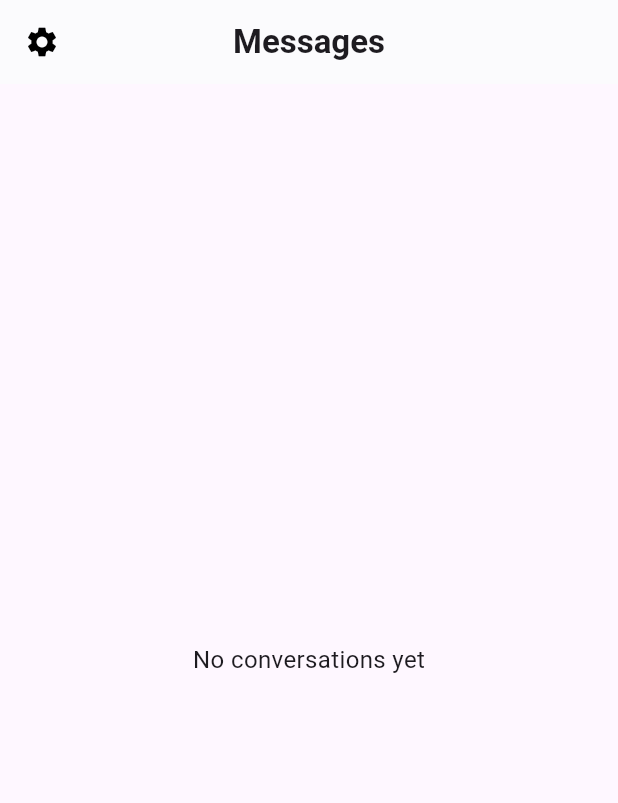
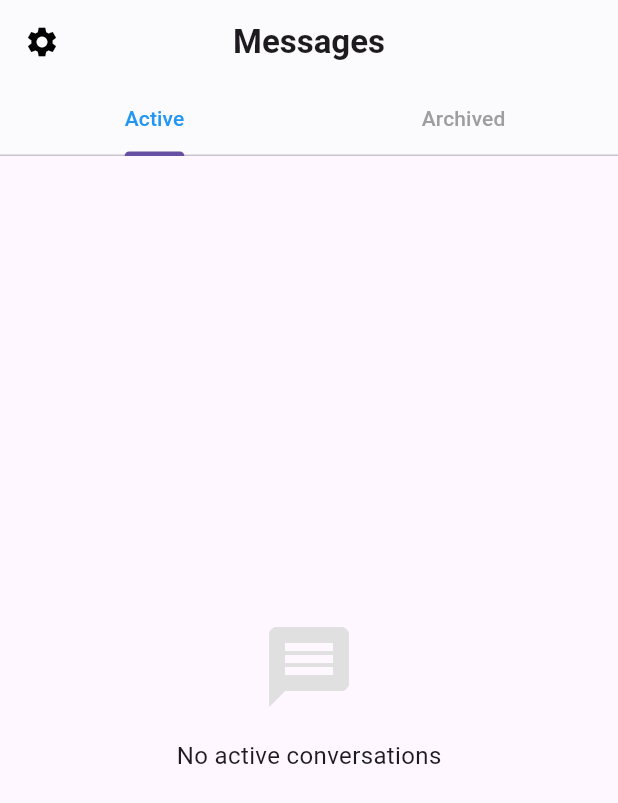
Before and after one commit to encounterapp/encounter_app, a Flutter app: the MessagesPage screen opened directly, after a tap on the "settings" icon, after a tap on "Close", on a phone screen of 412 x 824 dp. Shown: the top 803 px of the screen. Run offline on Flutter 3.47's test engine with Material 3 defaults, Android fonts, the phone set to English and light mode, and no system bars; our stand-ins replace geolocator, google_maps_flutter, image_picker, shared_preferences, supabase_flutter, timeago; accounts and stored records are empty.

Commit message:
Implement archived old messages and create new chat session for new posts

```diff
--- a/lib/pages/message_page.dart
+++ b/lib/pages/message_page.dart
@@ -10,16 +10,19 @@ class MessagesPage extends StatefulWidget {
   State<MessagesPage> createState() => _MessagesPageState();
 }
 
-class _MessagesPageState extends State<MessagesPage> {
+class _MessagesPageState extends State<MessagesPage> with SingleTickerProviderStateMixin {
   final GlobalKey<ScaffoldState> _scaffoldKey = GlobalKey<ScaffoldState>();
   final supabase = Supabase.instance.client;
-  List<Map<String, dynamic>> _conversations = [];
+  List<Map<String, dynamic>> _activeConversations = [];
+  List<Map<String, dynamic>> _archivedConversations = [];
   bool _isLoading = true;
   String? currentUserId;
+  late TabController _tabController;
 
   @override
   void initState() {
     super.initState();
+    _tabController = TabController(length: 2, vsync: this);
     _initializeUser();
   }
 
@@ -39,25 +42,22 @@ class _MessagesPageState extends State<MessagesPage> {
     if (currentUserId == null) return;
 
     try {
-      // First get all unique conversations for the current user
-      final messagesQuery = await supabase
-          .from('messages')
-          .select('sender_id, receiver_id')
-          .or('sender_id.eq.$currentUserId,receiver_id.eq.$currentUserId');
+      // Fetch all chat sessions for the current user
+      final chatSessionsQuery = await supabase
+          .from('chat_sessions')
+          .select('id, user1_id, user2_id, status, ended_at, created_at')
+          .or('user1_id.eq.$currentUserId,user2_id.eq.$currentUserId');
 
-      // Extract unique conversation partners
-      final Set<String> conversationPartners = {};
-      for (final message in messagesQuery) {
-        if (message['sender_id'] == currentUserId) {
-          conversationPartners.add(message['receiver_id']);
-        } else {
-          conversationPartners.add(message['sender_id']);
-        }
-      }
+      // Extract partner IDs from each session
+      List<Map<String, dynamic>> activeConversations = [];
+      List<Map<String, dynamic>> archivedConversations = [];
 
-      // For each conversation partner, get their profile and latest message
-      final List<Map<String, dynamic>> conversationList = [];
-      for (final partnerId in conversationPartners) {
+      // Process each chat session
+      for (final session in chatSessionsQuery) {
+        // Determine partner ID (the other user)
+        final partnerId = session['user1_id'] == currentUserId
+            ? session['user2_id'] : session['user1_id'];
+
         // Get partner profile
         final profileResponse = await supabase
             .from('profiles')
@@ -65,7 +65,9 @@ class _MessagesPageState extends State<MessagesPage> {
             .eq('id', partnerId)
             .maybeSingle();
 
-        // Get latest message
+        if (profileResponse == null) continue;
+
+        // Get latest message from this chat
         final latestMessageQuery = await supabase
             .from('messages')
             .select()
@@ -74,26 +76,41 @@ class _MessagesPageState extends State<MessagesPage> {
             .limit(1)
             .maybeSingle();
 
-        if (profileResponse != null && latestMessageQuery != null) {
-          conversationList.add({
+        if (latestMessageQuery == null) continue;
+
+        // Create conversation entry
+        final conversation = {
           'id': partnerId,
           'username': profileResponse['username'] ?? 'Unknown User',
           'avatar_url': profileResponse['avatar_url'],
           'last_message': latestMessageQuery['content'],
           'timestamp': latestMessageQuery['created_at'],
           'is_sender': latestMessageQuery['sender_id'] == currentUserId,
-          });
+          'chat_status': session['status'],
+          'ended_at': session['ended_at'],
+        };
+
+        // Add to appropriate list based on chat status
+        if (session['status'] == 'ended') {
+          archivedConversations.add(conversation);
+        } else {
+          activeConversations.add(conversation);
         }
       }
 
       // Sort by latest message
-      conversationList.sort((a, b) =>
+      activeConversations.sort((a, b) =>
+          DateTime.parse(b['timestamp']).compareTo(DateTime.parse(a['timestamp'])));
+      archivedConversations.sort((a, b) =>
           DateTime.parse(b['timestamp']).compareTo(DateTime.parse(a['timestamp'])));
 
+      if (mounted) {
         setState(() {
-        _conversations = conversationList;
+          _activeConversations = activeConversations;
+          _archivedConversations = archivedConversations;
           _isLoading = false;
         });
+      }
     } catch (e) {
       debugPrint('Error fetching conversations: $e');
       setState(() {
@@ -119,6 +136,12 @@ class _MessagesPageState extends State<MessagesPage> {
   }
 
   @override
+  void dispose() {
+    _tabController.dispose();
+    super.dispose();
+  }
+
+  @override
   Widget build(BuildContext context) {
     return Scaffold(
       key: _scaffoldKey,
@@ -134,15 +157,33 @@ class _MessagesPageState extends State<MessagesPage> {
         backgroundColor: Colors.white,
         elevation: 0.5,
         iconTheme: const IconThemeData(color: Colors.black),
-        // Add icon removed
+        bottom: TabBar(
+          controller: _tabController,
+          labelColor: Colors.blue,
+          unselectedLabelColor: Colors.grey,
+          tabs: const [
+            Tab(text: "Active"),
+            Tab(text: "Archived"),
+          ],
         ),
-      drawer: Drawer(
-        child: SettingsMenu(),
       ),
+      drawer: const SettingsMenu(),
       body: _isLoading
           ? const Center(child: CircularProgressIndicator())
           : currentUserId == null
-              ? Center(
+              ? _buildLoginPrompt()
+              : TabBarView(
+                  controller: _tabController,
+                  children: [
+                    _buildConversationsList(_activeConversations, isArchived: false),
+                    _buildConversationsList(_archivedConversations, isArchived: true),
+                  ],
+                ),
+    );
+  }
+
+  Widget _buildLoginPrompt() {
+    return Center(
       child: Column(
         mainAxisAlignment: MainAxisAlignment.center,
         children: [
@@ -159,29 +200,39 @@ class _MessagesPageState extends State<MessagesPage> {
           ),
         ],
       ),
-                )
-              : _conversations.isEmpty
-                  ? Center(
+    );
+  }
+
+  Widget _buildConversationsList(List<Map<String, dynamic>> conversations, {required bool isArchived}) {
+    if (conversations.isEmpty) {
+      return Center(
         child: Column(
           mainAxisAlignment: MainAxisAlignment.center,
           children: [
-                          const Text(
-                            "No conversations yet",
+            Icon(
+              isArchived ? Icons.archive : Icons.message,
+              size: 64,
+              color: Colors.grey[300],
+            ),
+            const SizedBox(height: 16),
+            Text(
+              isArchived ? "No archived conversations" : "No active conversations",
               style: TextStyle(fontSize: 16),
             ),
-                          // "Start a conversation" button removed
           ],
         ),
-                    )
-                  : RefreshIndicator(
+      );
+    }
+
+    return RefreshIndicator(
       onRefresh: () async {
         await _fetchConversations();
       },
       child: ListView.separated(
-                        itemCount: _conversations.length,
+        itemCount: conversations.length,
         separatorBuilder: (context, index) => const Divider(height: 1),
         itemBuilder: (context, index) {
-                          final conversation = _conversations[index];
+          final conversation = conversations[index];
           return ListTile(
             leading: CircleAvatar(
               backgroundImage: conversation['avatar_url'] != null
@@ -189,9 +240,27 @@ class _MessagesPageState extends State<MessagesPage> {
                   : const AssetImage('assets/icons/flutter_logo.png') as ImageProvider,
               radius: 25,
             ),
-                            title: Text(
+            title: Row(
+              children: [
+                Expanded(
+                  child: Text(
                     conversation['username'],
                     style: const TextStyle(fontWeight: FontWeight.bold),
+                  ),
+                ),
+                if (isArchived)
+                  Container(
+                    padding: const EdgeInsets.symmetric(horizontal: 8, vertical: 2),
+                    decoration: BoxDecoration(
+                      color: Colors.grey[200],
+                      borderRadius: BorderRadius.circular(12),
+                    ),
+                    child: const Text(
+                      'Archived',
+                      style: TextStyle(fontSize: 10, color: Colors.grey),
+                    ),
+                  ),
+              ],
             ),
             subtitle: Row(
               children: [
@@ -213,7 +282,6 @@ class _MessagesPageState extends State<MessagesPage> {
               _formatTimestamp(conversation['timestamp']),
               style: TextStyle(color: Colors.grey[600], fontSize: 12),
             ),
-                            // Inside your onTap method in MessagesPage
             onTap: () async {
               await Navigator.of(context).push(
                 PageRouteBuilder(
@@ -221,7 +289,7 @@ class _MessagesPageState extends State<MessagesPage> {
                     recipientId: conversation['id'],
                   ),
                   transitionsBuilder: (context, animation, secondaryAnimation, child) {
-                                    const begin = Offset(0.0, 1.0); // Start from bottom
+                    const begin = Offset(0.0, 1.0);
                     const end = Offset.zero;
                     const curve = Curves.easeOut;
 
@@ -230,7 +298,6 @@ class _MessagesPageState extends State<MessagesPage> {
 
                     return SlideTransition(position: offsetAnimation, child: child);
                   },
-                                  // Optional: You can adjust these for smoother or faster transitions
                   transitionDuration: const Duration(milliseconds: 300),
                   reverseTransitionDuration: const Duration(milliseconds: 300),
                 ),
@@ -240,7 +307,6 @@ class _MessagesPageState extends State<MessagesPage> {
           );
         },
       ),
-                    ),
     );
   }
 }
```
Also changed, not shown: lib/controllers/chat_controller.dart (+41 -18 lines). Lines whose indentation alone changed are shown as unchanged.
